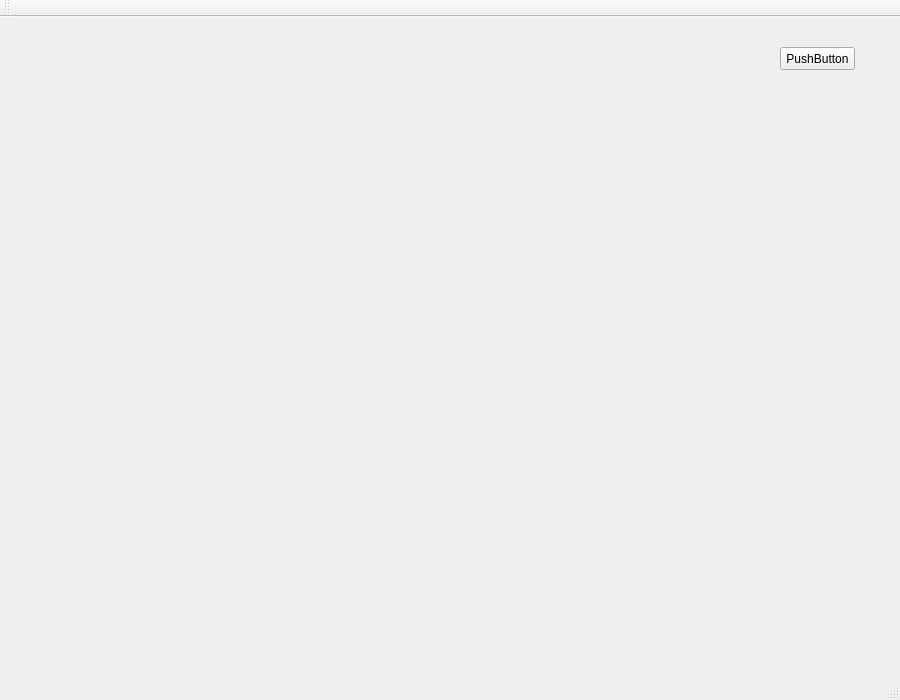
Elliot-Kolhi/sfml_implement, file mainwindow.ui: the form before one commit.
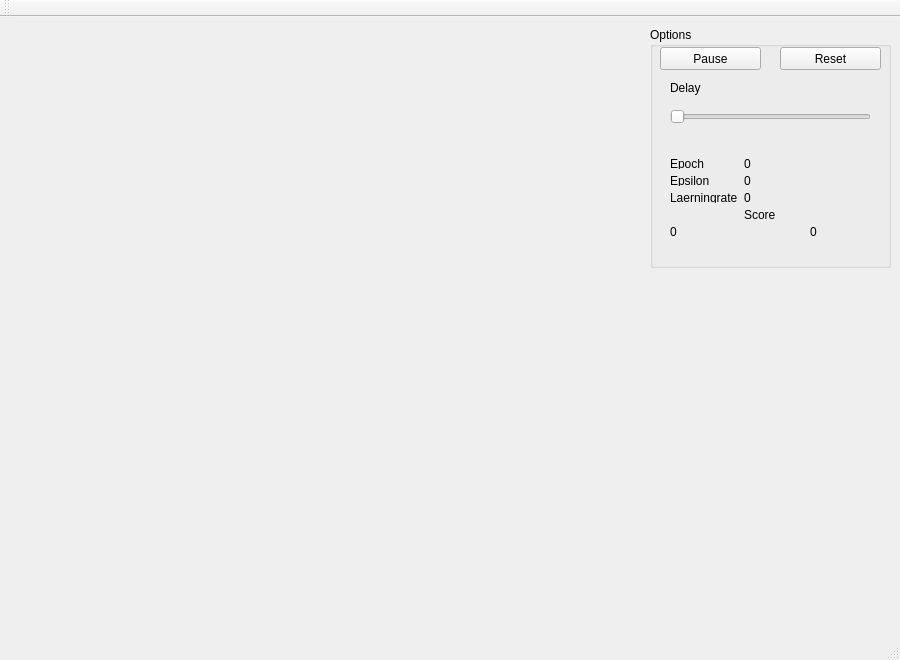
The form after the commit.

Commit message: Prettying up ui and made Qtables visible

```diff
--- a/mainwindow.ui
+++ b/mainwindow.ui
@@ -7,25 +7,152 @@
     <x>0</x>
     <y>0</y>
     <width>900</width>
-    <height>700</height>
+    <height>660</height>
    </rect>
   </property>
   <property name="windowTitle">
    <string>MainWindow</string>
   </property>
   <widget class="QWidget" name="centralWidget">
-   <widget class="QPushButton" name="pushButton">
+   <widget class="QGroupBox" name="groupBox">
     <property name="geometry">
      <rect>
-      <x>780</x>
-      <y>30</y>
-      <width>75</width>
-      <height>23</height>
+      <x>650</x>
+      <y>10</y>
+      <width>241</width>
+      <height>241</height>
      </rect>
     </property>
-    <property name="text">
-     <string>PushButton</string>
+    <property name="title">
+     <string>Options</string>
     </property>
+    <widget class="QPushButton" name="pushButton_3">
+     <property name="geometry">
+      <rect>
+       <x>10</x>
+       <y>20</y>
+       <width>101</width>
+       <height>23</height>
+      </rect>
+     </property>
+     <property name="text">
+      <string>Pause</string>
+     </property>
+    </widget>
+    <widget class="QPushButton" name="pushButton_5">
+     <property name="geometry">
+      <rect>
+       <x>130</x>
+       <y>20</y>
+       <width>101</width>
+       <height>23</height>
+      </rect>
+     </property>
+     <property name="text">
+      <string>Reset</string>
+     </property>
+    </widget>
+    <widget class="QSlider" name="horizontalSlider">
+     <property name="geometry">
+      <rect>
+       <x>20</x>
+       <y>80</y>
+       <width>201</width>
+       <height>19</height>
+      </rect>
+     </property>
+     <property name="orientation">
+      <enum>Qt::Horizontal</enum>
+     </property>
+    </widget>
+    <widget class="QLabel" name="label">
+     <property name="geometry">
+      <rect>
+       <x>20</x>
+       <y>50</y>
+       <width>71</width>
+       <height>21</height>
+      </rect>
+     </property>
+     <property name="text">
+      <string>Delay</string>
+     </property>
+    </widget>
+    <widget class="QWidget" name="gridLayoutWidget">
+     <property name="geometry">
+      <rect>
+       <x>9</x>
+       <y>120</y>
+       <width>221</width>
+       <height>101</height>
+      </rect>
+     </property>
+     <layout class="QGridLayout" name="gridLayout">
+      <item row="4" column="2">
+       <widget class="QLabel" name="label_9">
+        <property name="text">
+         <string>0</string>
+        </property>
+       </widget>
+      </item>
+      <item row="2" column="0">
+       <widget class="QLabel" name="label_4">
+        <property name="text">
+         <string>Laerningrate</string>
+        </property>
+       </widget>
+      </item>
+      <item row="0" column="0">
+       <widget class="QLabel" name="label_2">
+        <property name="text">
+         <string>Epoch</string>
+        </property>
+       </widget>
+      </item>
+      <item row="4" column="0">
+       <widget class="QLabel" name="label_8">
+        <property name="text">
+         <string>0</string>
+        </property>
+       </widget>
+      </item>
+      <item row="1" column="0">
+       <widget class="QLabel" name="label_3">
+        <property name="text">
+         <string>Epsilon</string>
+        </property>
+       </widget>
+      </item>
+      <item row="2" column="1" colspan="2">
+       <widget class="QLabel" name="label_7">
+        <property name="text">
+         <string>0</string>
+        </property>
+       </widget>
+      </item>
+      <item row="1" column="1" colspan="2">
+       <widget class="QLabel" name="label_5">
+        <property name="text">
+         <string>0</string>
+        </property>
+       </widget>
+      </item>
+      <item row="0" column="1" colspan="2">
+       <widget class="QLabel" name="label_6">
+        <property name="text">
+         <string>0</string>
+        </property>
+       </widget>
+      </item>
+      <item row="3" column="1" colspan="2">
+       <widget class="QLabel" name="label_10">
+        <property name="text">
+         <string>Score</string>
+        </property>
+       </widget>
+      </item>
+     </layout>
+    </widget>
    </widget>
   </widget>
   <widget class="QMenuBar" name="menuBar">
```
The commit also changes 5 other files.
